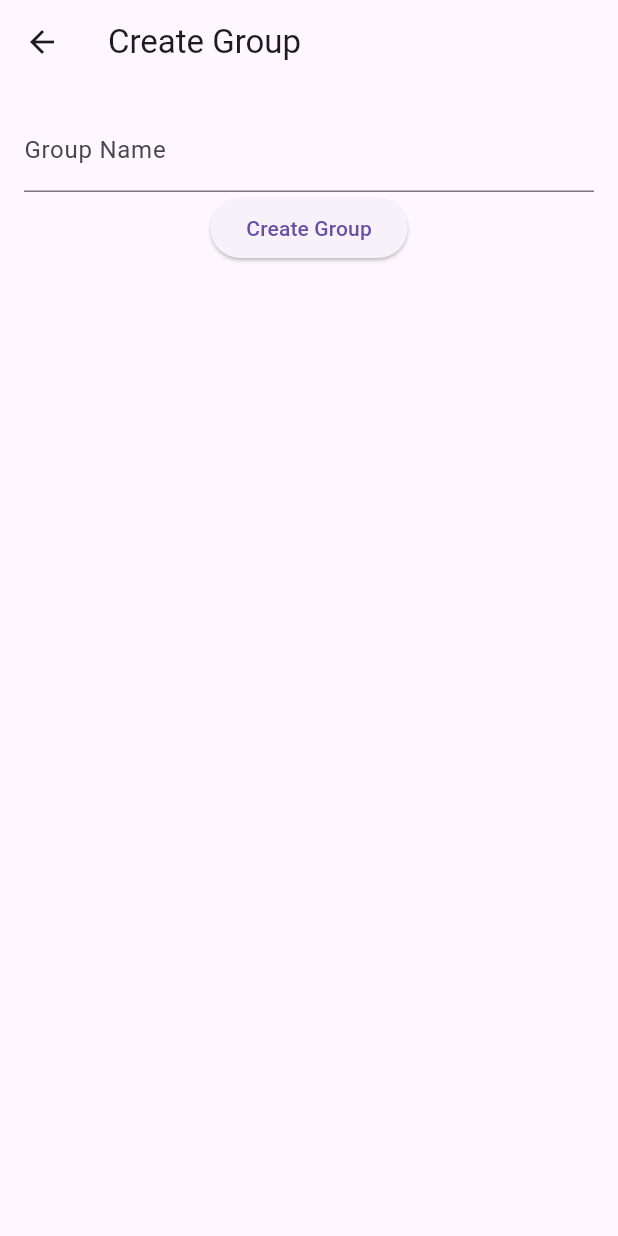
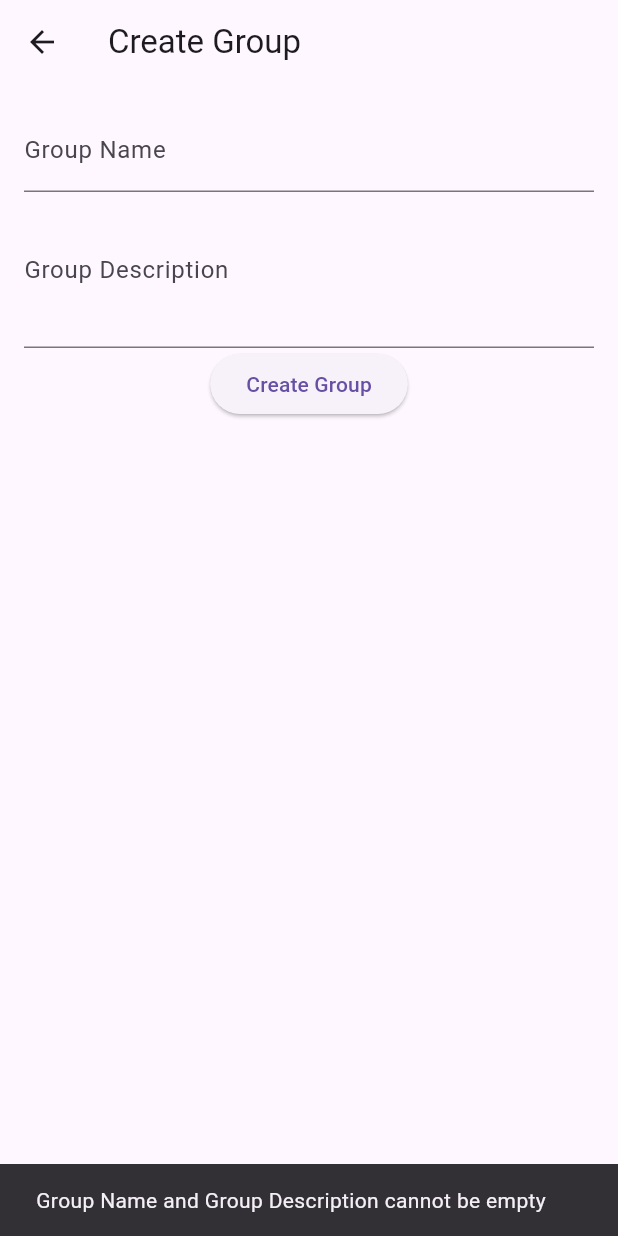
Before and after one commit to AimanSahharon/Uniten-Alumni-App, a Flutter app: the CreateGroupPage screen opened directly, after a tap on "Create Group", on a phone screen of 412 x 824 dp. Run offline on Flutter 3.47's test engine with Material 3 defaults, Android fonts, the phone set to English and light mode, and no system bars; our stand-ins replace carousel_slider, cloud_firestore, firebase_auth, firebase_core, firebase_storage, image_picker and 1 more; missing offline and left inert: dart:html; accounts and stored records are empty; network calls fail.

Commit message:
V1.2: Display Interest Group content in Profile page and added Group Description text box when creating a new group

```diff
--- a/lib/models/group.dart
+++ b/lib/models/group.dart
@@ -4,12 +4,15 @@ import 'package:cloud_firestore/cloud_firestore.dart';
 class GroupModel {
   final String id;
   final String name;
+  final String detail;
   final String leader;
   List<String> members;
   final Timestamp groupCreated;
 
-  GroupModel({required this.id,
+  GroupModel({
+  required this.id,
   required this.name,
+  required this.detail,
   required this.leader,
   required this.members,
   required this.groupCreated});
--- a/lib/screens/auth/main/Alumni_Hub_page/Business_Listings/business_listings.dart
+++ b/lib/screens/auth/main/Alumni_Hub_page/Business_Listings/business_listings.dart
@@ -90,7 +90,7 @@ class _BusinessListingsPageState extends State<BusinessListingsPage> {
           ),
           body: TabBarView(
             children: [
-              // Post Tab Content
+              // business Listing Tab Content
               Stack(
                 children: [
                   Container(
--- a/lib/screens/auth/main/Alumni_Hub_page/Interest Group/creategroup.dart
+++ b/lib/screens/auth/main/Alumni_Hub_page/Interest_Group/creategroup.dart
@@ -1,5 +1,6 @@
+//TOREAD: This is to create the group by proving group name and description as well as selecting members
 import 'package:flutter/material.dart';
-import 'package:uniten_alumni_app/screens/auth/main/Alumni_Hub_page/Interest%20Group/selectmember.dart';
+import 'package:uniten_alumni_app/screens/auth/main/Alumni_Hub_page/Interest_Group/selectmember.dart';
 import 'package:uniten_alumni_app/services/group.dart';
 
 class CreateGroupPage extends StatefulWidget {
@@ -11,6 +12,7 @@ class CreateGroupPage extends StatefulWidget {
 
 class _CreateGroupPageState extends State<CreateGroupPage> {
   final TextEditingController _groupNameController = TextEditingController();
+  final TextEditingController _groupDescriptionController = TextEditingController(); // New controller
 
   @override
   Widget build(BuildContext context) {
@@ -28,10 +30,20 @@ class _CreateGroupPageState extends State<CreateGroupPage> {
                 labelText: 'Group Name',
               ),
             ),
+            TextField(
+              controller: _groupDescriptionController, // New TextField for description
+              decoration: const InputDecoration(
+                labelText: 'Group Description', // Label for description
+              ),
+              maxLines: 3, // Allow multiple lines
+            ),
             ElevatedButton(
               onPressed: () async {
-                if (_groupNameController.text.isNotEmpty) {
-                  final groupId = await GroupService().createGroup(_groupNameController.text);
+                if (_groupNameController.text.isNotEmpty && _groupDescriptionController.text.isNotEmpty) {
+                  final groupId = await GroupService().createGroup(
+                    _groupNameController.text,
+                    _groupDescriptionController.text, // Pass the description to the service
+                  );
                   // Navigate to UserSelectionPage after creating the group
                   Navigator.push(
                     context,
@@ -39,11 +51,17 @@ class _CreateGroupPageState extends State<CreateGroupPage> {
                       builder: (context) => UserSelectionPage(groupId: groupId),
                     ),
                   );
+                } else {
+                  // Show error message
+                  ScaffoldMessenger.of(context).showSnackBar(
+                    const SnackBar(
+                      content: Text('Group Name and Group Description cannot be empty'),
+                    ),
+                  );
                 }
               },
               child: const Text('Create Group'),
             ),
-
           ],
         ),
       ),
--- a/lib/screens/auth/main/Alumni_Hub_page/Interest Group/grouppage.dart
+++ b/lib/screens/auth/main/Alumni_Hub_page/Interest_Group/grouppage.dart
@@ -1,3 +1,4 @@
+//TOREAD: This page is to display specific group when user tap on the group from the list.
 import 'package:flutter/material.dart';
 import 'package:uniten_alumni_app/services/group.dart';
 import 'package:uniten_alumni_app/models/group.dart';
@@ -72,7 +73,7 @@ class _GroupDetailsPageState extends State<GroupDetailsPage> {
     );
 
     if (confirmation == true) {
-      await GroupService().deleteGroup(widget.group.id); // Add this method in your GroupService
+      await GroupService().deleteGroup(widget.group.id);
       Navigator.of(context).pop(); // Optionally pop the page after deletion
     }
   }
@@ -96,6 +97,36 @@ class _GroupDetailsPageState extends State<GroupDetailsPage> {
               'Group Leader: ${widget.group.leader}',
               style: TextStyle(fontSize: 16, fontWeight: FontWeight.bold),
             ),
+            const SizedBox(height: 16),
+            /*Text(
+              'Description: ${widget.group.detail}', // Displaying the description
+              style: TextStyle(fontSize: 14),
+            ), */
+            /*const Text(
+              'Description:', // Displaying the description
+              style: TextStyle(fontSize: 14, fontWeight: FontWeight.bold),
+            ),
+             Text(
+              widget.group.detail, // Displaying the description
+              style: TextStyle(fontSize: 14),
+            ), */
+            Row(
+            children: [
+              const Text(
+                'Description:', // Displaying the description
+                style: TextStyle(fontSize: 14, fontWeight: FontWeight.bold),
+              ),
+              const SizedBox(width: 8), // Adds some spacing between the label and the text
+              Expanded( // Ensures that the text takes up the remaining space
+                child: Text(
+                  widget.group.detail, // Displaying the description
+                  style: TextStyle(fontSize: 14),
+                  overflow: TextOverflow.ellipsis, // Optional: handles long text overflow
+                  maxLines: 1, // Optional: limits the description to one line
+                ),
+              ),
+            ],
+          ),
             const SizedBox(height: 16),
             if (_isOwner)
               ElevatedButton(
--- a/lib/screens/auth/main/Alumni_Hub_page/Interest Group/list_created_group.dart
+++ b/lib/screens/auth/main/Alumni_Hub_page/Interest_Group/list_created_group.dart
@@ -1,7 +1,7 @@
-// listgroup.dart
+// This is to list groups based on created groups by the user which will be passed in interestgroup.dart
 import 'package:flutter/material.dart';
 import 'package:uniten_alumni_app/models/group.dart';
-import 'package:uniten_alumni_app/screens/auth/main/Alumni_Hub_page/Interest%20Group/grouppage.dart';
+import 'package:uniten_alumni_app/screens/auth/main/Alumni_Hub_page/Interest_Group/grouppage.dart';
 import 'package:uniten_alumni_app/services/group.dart';
 
 class ListGroup extends StatelessWidget {
@@ -49,5 +49,7 @@ class ListGroup extends StatelessWidget {
         }
       },
     );
+
+
   }
 }
--- a/lib/screens/auth/main/Alumni_Hub_page/connectalumni.dart
+++ b/lib/screens/auth/main/Alumni_Hub_page/connectalumni.dart
@@ -1,6 +1,4 @@
 //TOREAD: This is Connect Alumni page to display all the user's profile to the currently logged in user
-
-import 'package:firebase_auth/firebase_auth.dart';
 import 'package:flutter/material.dart';
 import 'package:provider/provider.dart';
 import 'package:uniten_alumni_app/models/user.dart';
--- a/lib/screens/auth/main/alumni.dart
+++ b/lib/screens/auth/main/alumni.dart
@@ -1,7 +1,7 @@
 //TOREAD: This is Alumni page or Alumni hub which is a menu for user to go to other pages
 import 'package:flutter/material.dart';
 import 'package:uniten_alumni_app/screens/auth/main/Alumni_Hub_page/Business_Listings/business_listings.dart';
-import 'package:uniten_alumni_app/screens/auth/main/Alumni_Hub_page/Interest%20Group/interestgroup.dart';
+import 'package:uniten_alumni_app/screens/auth/main/Alumni_Hub_page/Interest_Group/interestgroup.dart';
 import 'package:uniten_alumni_app/screens/auth/main/Alumni_Hub_page/connectalumni.dart';
 import 'package:uniten_alumni_app/screens/auth/main/Alumni_Hub_page/Posts_and_Interest_Groups/posts_and_interest_groups.dart';
 import 'package:uniten_alumni_app/screens/auth/main/Alumni_Hub_page/Posts_and_Interest_Groups/feed.dart';
--- a/lib/services/user.dart
+++ b/lib/services/user.dart
@@ -68,6 +68,7 @@ class UserService {
         .snapshots()
         .map(_userListFromQuerySnapshot);
   }
+
 
    Stream<bool> isFollowing(uid, otherId) {
     return FirebaseFirestore.instance
```
Also changed, not shown: lib/models/user.dart (+6 -1 lines), lib/screens/auth/main/Alumni_Hub_page/Interest_Group/interestgroup.dart (renamed from lib/screens/auth/main/Alumni_Hub_page/Interest Group/interestgroup.dart, +18 -7 lines), lib/screens/auth/main/Alumni_Hub_page/Interest_Group/list_joined_group.dart (added, +63 -0 lines), lib/screens/auth/main/Alumni_Hub_page/Interest_Group/selectmember.dart (renamed from lib/screens/auth/main/Alumni_Hub_page/Interest Group/selectmember.dart, +3 -4 lines), lib/screens/auth/main/profile/profile.dart (+12 -2 lines), lib/services/group.dart (+26 -3 lines).
